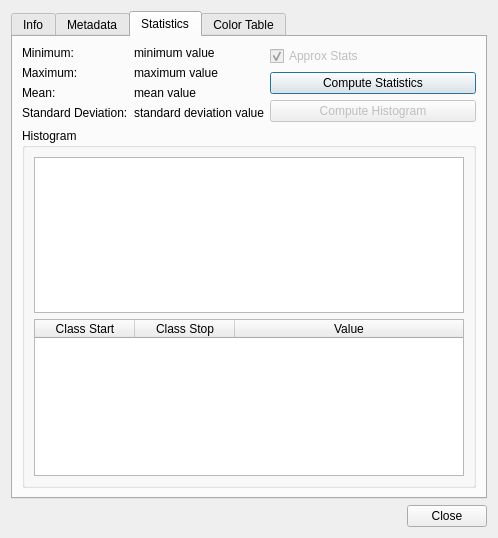
First picture: the form in gsdview/gdalbackend/ui/banddialog.ui, repository avalentino/gsdview, before the edit.
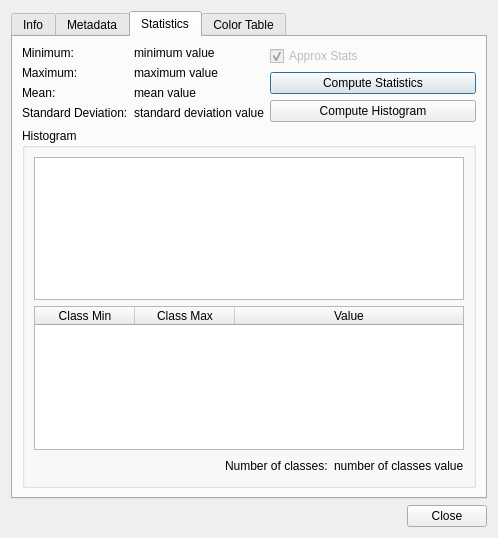
Second picture: the form after the edit. The open tabs and pages were chosen to show the change.

Commit message: Basic histograms implementation in GDAL info dialogs. Minor changes.

The edit to the form file:
```diff
--- a/gsdview/gdalbackend/ui/banddialog.ui
+++ b/gsdview/gdalbackend/ui/banddialog.ui
@@ -1022,9 +1022,6 @@
            </item>
            <item>
             <widget class="QPushButton" name="computeHistogramButton">
-             <property name="enabled">
-              <bool>false</bool>
-             </property>
              <property name="text">
               <string>Compute Histogram</string>
              </property>
@@ -1050,12 +1047,12 @@
             </attribute>
             <column>
              <property name="text">
-              <string>Class Start</string>
+              <string>Class Min</string>
              </property>
             </column>
             <column>
              <property name="text">
-              <string>Class Stop</string>
+              <string>Class Max</string>
              </property>
             </column>
             <column>
@@ -1065,6 +1062,37 @@
             </column>
            </widget>
           </item>
+          <item>
+           <layout class="QHBoxLayout" name="histogramHorizontalLayout">
+            <item>
+             <spacer name="histogramHorizontalSpacer">
+              <property name="orientation">
+               <enum>Qt::Horizontal</enum>
+              </property>
+              <property name="sizeHint" stdset="0">
+               <size>
+                <width>40</width>
+                <height>20</height>
+               </size>
+              </property>
+             </spacer>
+            </item>
+            <item>
+             <widget class="QLabel" name="numberOfClassesLabel">
+              <property name="text">
+               <string>Number of classes:</string>
+              </property>
+             </widget>
+            </item>
+            <item>
+             <widget class="QLabel" name="numberOfClassesValue">
+              <property name="text">
+               <string>number of classes value</string>
+              </property>
+             </widget>
+            </item>
+           </layout>
+          </item>
          </layout>
         </widget>
        </item>
```
Left out of the diff: 3 changed lines with no effect on the pictures. The commit also changes 2 other files.
